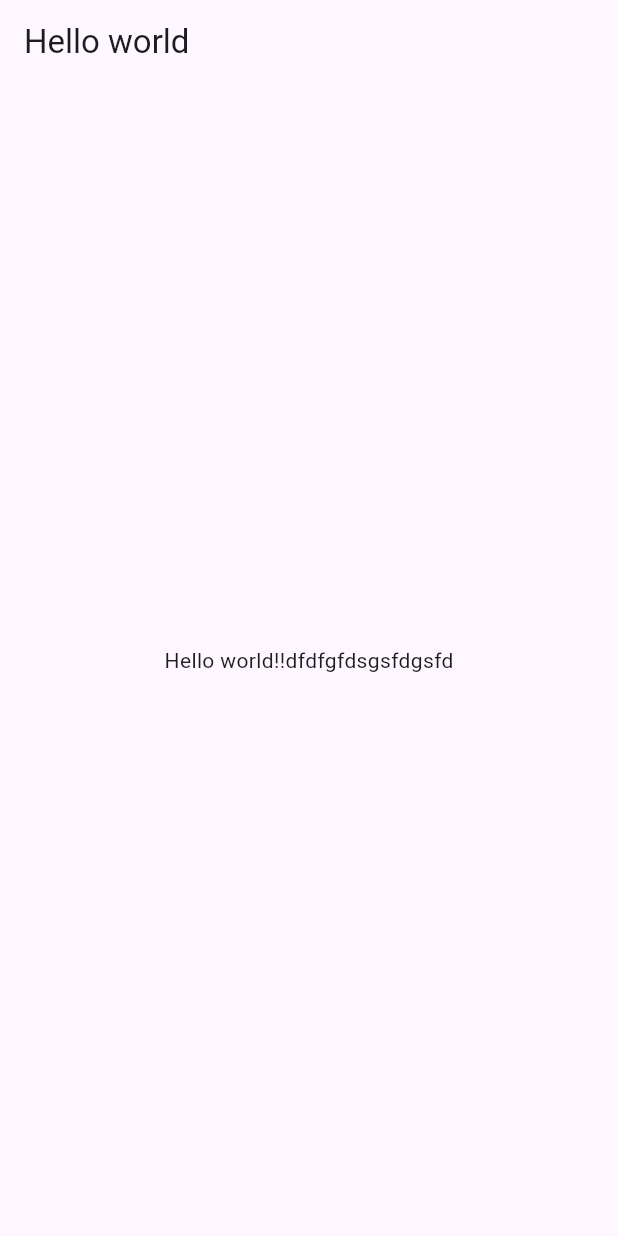
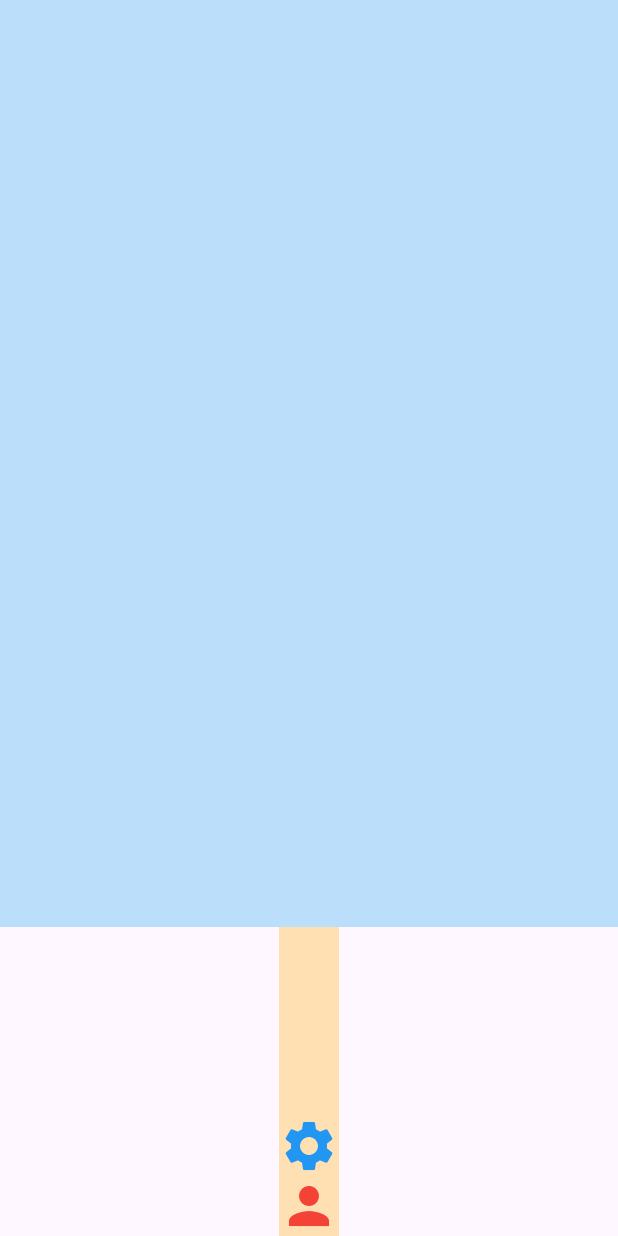
Before and after one commit to nqwrt/flutter_app, a Flutter app: the screen it shows after launch, on a phone screen of 412 x 824 dp. Run offline on Flutter 3.47's test engine with Material 3 defaults, Android fonts, the phone set to English and light mode, and no system bars.

Commit message:
헬로우 월드 화면 완성

```diff
--- a/lib/main.dart
+++ b/lib/main.dart
@@ -1,27 +1,57 @@
 import 'package:flutter/material.dart';
 
 void main() {
-  print("Hello World");
-  //runApp
-  runApp(HelloApp());
+  runApp(const MyApp());
 }
 
-
-class HelloApp extends StatelessWidget {
-  const HelloApp({super.key});
+class MyApp extends StatelessWidget {
+  const MyApp({super.key});
 
   @override
   Widget build(BuildContext context) {
-
     return MaterialApp(
       home: Scaffold(
-        appBar: AppBar(
-          title: Text("Hello world"),
+        body: Column(
+          children: [
+            // 위 영역
+            Expanded(
+              flex: 3,
+              child: Container(
+                color: Colors.blue[100],
+              ),
+            ),
+
+            // 아래 영역
+            Expanded(
+              flex: 1,
+              child: Container(
+                color: Colors.orange[100],
+
+                child: Column(
+                  mainAxisAlignment: MainAxisAlignment.end,
+                  crossAxisAlignment: CrossAxisAlignment.end,
+
+                  children: const [
+                    Icon(
+                      Icons.settings,
+                      size: 40,
+                      color: Colors.blue,
+                    ),
+
+                    //SizedBox(height: 10),
+
+                    Icon(
+                      Icons.person,
+                      size: 40,
+                      color: Colors.red,
+                    ),
+                  ],
+                ),
+              ),
+            ),
+          ],
         ),
-        body: Center(
-          child: Text("Hello world!!dfdfgfdsgsfdgsfd"),
-        ) ,
-      )
+      ),
     );
   }
 }
```
Also changed, not shown: lib/예제.dart (added, +37 -0 lines).
